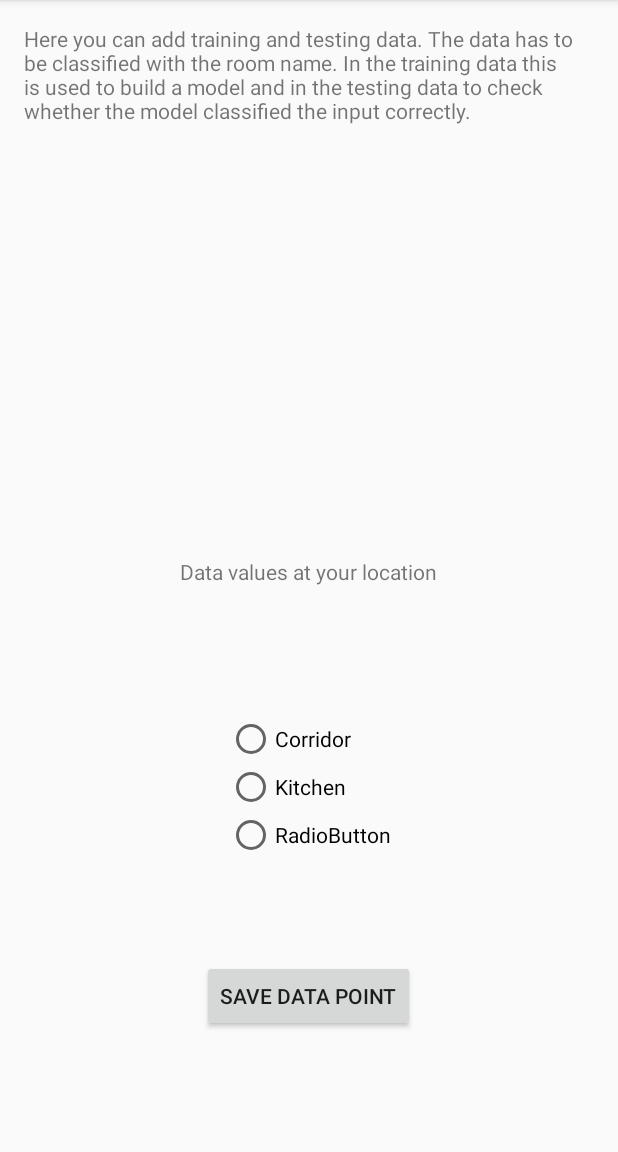
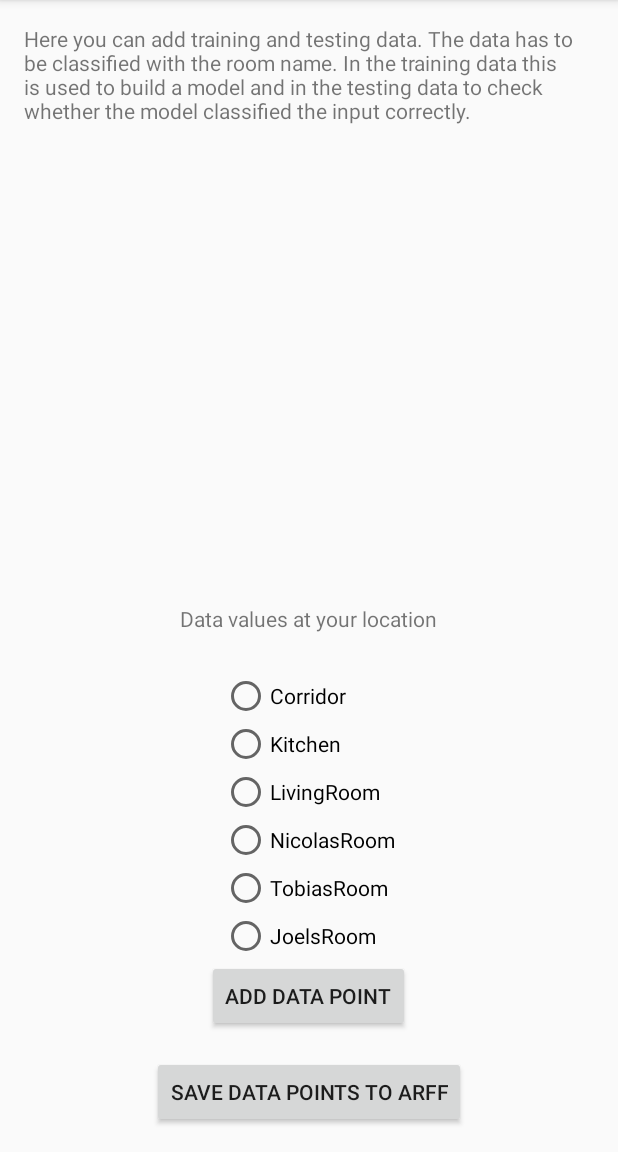
Before and after one commit to JoelNiklaus/IndoLoc, an Android app: the CollectDataActivity screen opened directly, with no data from a screen before it, on a phone screen of 412 x 824 dp, the part 84-1236 px from its top. Run offline under Robolectric (Android 15) with nearby library versions, the phone set to English and light mode, and no system bars; libraries missing offline, so code that uses them is left out: weka.classifiers, weka.classifiers.trees, weka.core, weka.core.converters, weka.filters and 1 more.

Commit message:
worked on collecting data

```diff
--- a/app/src/main/java/ch/joelniklaus/indoloc/activities/MainActivity.java
+++ b/app/src/main/java/ch/joelniklaus/indoloc/activities/MainActivity.java
@@ -11,6 +11,9 @@ import ch.joelniklaus.indoloc.services.WekaService;
 
 public class MainActivity extends AppCompatActivity {
 
+    // instantiate WekaService with context
+    private WekaService wekaService = new WekaService(this);
+
     @Override
     protected void onCreate(Bundle savedInstanceState) {
         super.onCreate(savedInstanceState);
@@ -18,8 +21,6 @@ public class MainActivity extends AppCompatActivity {
     }
 
     public void onButtonTap(View v) {
-        // instantiate WekaService with context
-        WekaService wekaService = new WekaService(MainActivity.this);
         Toast myToast = Toast.makeText(this, wekaService.testTrain(), Toast.LENGTH_LONG);
         myToast.show();
     }
--- a/app/src/main/java/ch/joelniklaus/indoloc/services/WekaService.java
+++ b/app/src/main/java/ch/joelniklaus/indoloc/services/WekaService.java
@@ -157,7 +157,7 @@ public class WekaService extends Service {
     }
 
     // save Arff to internal storage
-    private void saveArffToInternalStorage(Instances data, String filePath) throws IOException {
+    public void saveArffToInternalStorage(Instances data, String filePath) throws IOException {
         ArffSaver saver = new ArffSaver();
         saver.setInstances(data);
         saver.setFile(new File(context.getFilesDir() + "/" + filePath)); // save to internal storage
@@ -165,12 +165,12 @@ public class WekaService extends Service {
     }
 
     // Load Arff from internal storage
-    private Instances loadArffFromInternalStorage(String filePath) throws Exception {
+    public Instances loadArffFromInternalStorage(String filePath) throws Exception {
         ConverterUtils.DataSource source = new ConverterUtils.DataSource(context.getFilesDir() + "/" + filePath);
         return source.getDataSet();
     }
 
-    private Instances loadArffFromAssets(String filePath) throws Exception {
+    public Instances loadArffFromAssets(String filePath) throws Exception {
         ConverterUtils.DataSource source = new ConverterUtils.DataSource(context.getAssets().open(filePath));
         return source.getDataSet();
     }
--- a/app/src/main/res/layout/activity_collect_data.xml
+++ b/app/src/main/res/layout/activity_collect_data.xml
@@ -19,55 +19,83 @@
         android:layout_centerHorizontal="true"
         android:layout_marginBottom="87dp" />
 
+
+    <Button
+        android:text="Add Data Point"
+        android:layout_width="wrap_content"
+        android:layout_height="wrap_content"
+        android:layout_alignParentBottom="true"
+        android:layout_centerHorizontal="true"
+        android:layout_marginBottom="64dp"
+        android:id="@+id/saveDataPoint"
+        android:onClick="addDataPoint" />
+
     <TextView
         android:text="Data values at your location"
         android:layout_width="wrap_content"
         android:layout_height="wrap_content"
-        android:layout_marginBottom="86dp"
+        android:layout_marginBottom="26dp"
         android:id="@+id/data"
         android:layout_above="@+id/radioGroup"
         android:layout_centerHorizontal="true" />
-
-
 
     <RadioGroup
         android:id="@+id/radioGroup"
         android:layout_width="wrap_content"
         android:layout_height="wrap_content"
         android:layout_above="@+id/saveDataPoint"
-        android:layout_centerHorizontal="true"
-        android:layout_marginBottom="67dp" >
+        android:layout_centerHorizontal="true">
 
         <RadioButton
-            android:text="Corridor"
+            android:text="@string/corridor"
             android:layout_width="wrap_content"
             android:layout_height="wrap_content"
-            android:id="@+id/radioButton3"
+            android:id="@+id/corridor"
             android:layout_weight="1" />
 
         <RadioButton
-            android:text="Kitchen"
+            android:text="@string/kitchen"
             android:layout_width="wrap_content"
             android:layout_height="wrap_content"
             android:id="@+id/kitchen"
             android:layout_weight="1" />
 
         <RadioButton
-            android:text="RadioButton"
+            android:text="@string/living_room"
             android:layout_width="wrap_content"
             android:layout_height="wrap_content"
             android:id="@+id/livingRoom"
             android:layout_weight="1" />
+
+        <RadioButton
+            android:text="@string/nicola_room"
+            android:layout_width="wrap_content"
+            android:layout_height="wrap_content"
+            android:id="@+id/roomNicola"
+            android:layout_weight="1" />
+
+        <RadioButton
+            android:text="@string/tobias_room"
+            android:layout_width="wrap_content"
+            android:layout_height="wrap_content"
+            android:id="@+id/roomTobias"
+            android:layout_weight="1" />
+
+        <RadioButton
+            android:text="@string/joel_room"
+            android:layout_width="wrap_content"
+            android:layout_height="wrap_content"
+            android:id="@+id/roomJoel"
+            android:layout_weight="1" />
     </RadioGroup>
 
     <Button
-        android:text="Save Data Point"
+        android:text="Save Data Points to Arff"
         android:layout_width="wrap_content"
         android:layout_height="wrap_content"
         android:layout_alignParentBottom="true"
         android:layout_centerHorizontal="true"
-        android:layout_marginBottom="64dp"
-        android:id="@+id/saveDataPoint"
-        android:onClick="saveDataPoint" />
+        android:id="@+id/saveToArff"
+        android:onClick="saveToArff" />
 
 </RelativeLayout>
--- a/app/src/main/res/values/strings.xml
+++ b/app/src/main/res/values/strings.xml
@@ -2,7 +2,15 @@
     <string name="app_name">Indoor Localization</string>
     <string name="title_activity_collect_data">Collect Data</string>
     <string name="intro">
-        Here you can add training and testing data. The data has to be classified with the room name. In the training data this is used to build a model and in the testing data to check whether the model classified the input correctly.
+        Here you can add training and testing data. The data has to be classified with the room name.
+        In the training data this is used to build a model and in the testing data to check whether
+        the model classified the input correctly.
     </string>
     <string name="action_settings">Settings</string>
+    <string name="corridor">Corridor</string>
+    <string name="kitchen">Kitchen</string>
+    <string name="living_room">LivingRoom</string>
+    <string name="joel_room">JoelsRoom</string>
+    <string name="tobias_room">TobiasRoom</string>
+    <string name="nicola_room">NicolasRoom</string>
 </resources>
```
Also changed, not shown: app/src/main/java/ch/joelniklaus/indoloc/activities/CollectDataActivity.java (+49 -92 lines), app/src/main/java/ch/joelniklaus/indoloc/models/DataPoint.java (added, +32 -0 lines).
